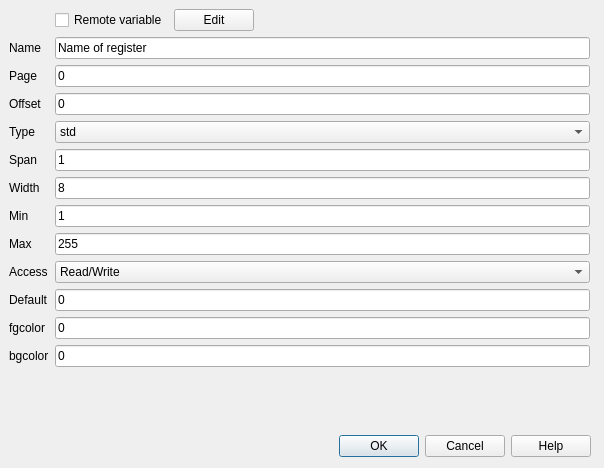
grodansparadis/vscp-works-qt, file src/cdlgmdfregister.ui: the form before one commit.
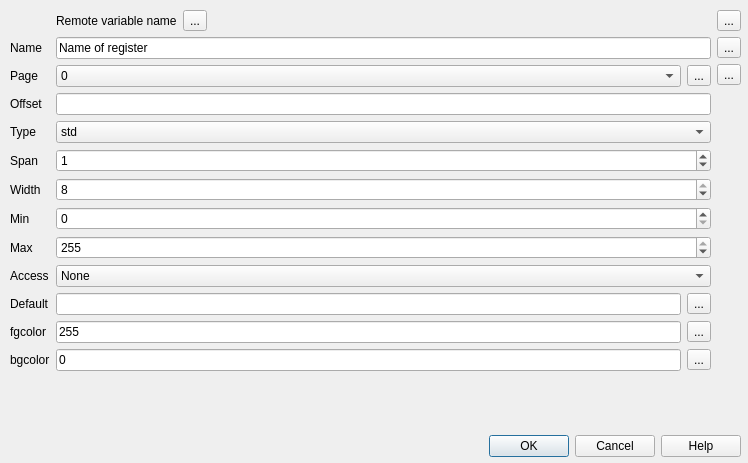
The form after the commit.

Diff of the .ui file:
```diff
--- a/src/cdlgmdfregister.ui
+++ b/src/cdlgmdfregister.ui
@@ -6,8 +6,8 @@
    <rect>
     <x>0</x>
     <y>0</y>
-    <width>604</width>
-    <height>468</height>
+    <width>748</width>
+    <height>463</height>
    </rect>
   </property>
   <property name="windowTitle">
@@ -18,7 +18,7 @@
     <rect>
      <x>10</x>
      <y>430</y>
-     <width>581</width>
+     <width>731</width>
      <height>32</height>
     </rect>
    </property>
@@ -35,26 +35,33 @@
   <widget class="QWidget" name="formLayoutWidget">
    <property name="geometry">
     <rect>
-     <x>9</x>
-     <y>9</y>
-     <width>581</width>
-     <height>411</height>
+     <x>10</x>
+     <y>10</y>
+     <width>731</width>
+     <height>421</height>
     </rect>
    </property>
-   <layout class="QFormLayout" name="formLayout">
+   <layout class="QHBoxLayout" name="horizontalLayout_2">
+    <item>
+     <layout class="QVBoxLayout" name="verticalLayout_4">
+      <property name="sizeConstraint">
+       <enum>QLayout::SetDefaultConstraint</enum>
+      </property>
+      <item>
+       <layout class="QFormLayout" name="formLayout_3">
     <item row="0" column="1">
-     <layout class="QHBoxLayout" name="horizontalLayout">
+         <layout class="QHBoxLayout" name="horizontalLayout_4">
       <item>
-       <widget class="QCheckBox" name="checkBox">
+           <widget class="QLabel" name="labelRemoteVariable">
         <property name="text">
-         <string>Remote variable</string>
+             <string>Remote variable name</string>
         </property>
        </widget>
       </item>
       <item>
-       <widget class="QPushButton" name="pushButton">
+           <widget class="QToolButton" name="toolButton_6">
         <property name="text">
-         <string>Edit</string>
+             <string>...</string>
         </property>
        </widget>
       </item>
@@ -74,56 +81,77 @@
      </layout>
     </item>
     <item row="1" column="0">
-     <widget class="QLabel" name="label_2">
+         <widget class="QLabel" name="label_25">
       <property name="text">
        <string>Name</string>
       </property>
      </widget>
     </item>
     <item row="1" column="1">
-     <widget class="QLineEdit" name="lineEdit">
+         <widget class="QLineEdit" name="editName">
+          <property name="toolTip">
+           <string>A descriptiv name for the register</string>
+          </property>
       <property name="text">
        <string>Name of register</string>
       </property>
      </widget>
     </item>
     <item row="2" column="0">
-     <widget class="QLabel" name="label_4">
+         <widget class="QLabel" name="label_26">
       <property name="text">
        <string>Page</string>
       </property>
      </widget>
     </item>
     <item row="2" column="1">
-     <widget class="QLineEdit" name="lineEdit_3">
+         <layout class="QHBoxLayout" name="horizontalLayout_7">
+          <item>
+           <widget class="QComboBox" name="comboPage">
+            <property name="toolTip">
+             <string>Page register is at</string>
+            </property>
+            <item>
       <property name="text">
        <string>0</string>
       </property>
-     </widget>
+            </item>
+           </widget>
+          </item>
+          <item>
+           <widget class="QToolButton" name="btnNewPage">
+            <property name="toolTip">
+             <string>Define new page</string>
+            </property>
+            <property name="text">
+             <string>...</string>
+            </property>
+           </widget>
+          </item>
+         </layout>
     </item>
     <item row="3" column="0">
-     <widget class="QLabel" name="label_5">
+         <widget class="QLabel" name="label_27">
       <property name="text">
        <string>Offset</string>
       </property>
      </widget>
     </item>
     <item row="3" column="1">
-     <widget class="QLineEdit" name="lineEdit_4">
-      <property name="text">
-       <string>0</string>
-      </property>
-     </widget>
+         <widget class="QLineEdit" name="editOffset"/>
     </item>
     <item row="4" column="0">
-     <widget class="QLabel" name="label">
+         <widget class="QLabel" name="label_28">
       <property name="text">
        <string>Type</string>
       </property>
      </widget>
     </item>
     <item row="4" column="1">
-     <widget class="QComboBox" name="comboBox">
+         <widget class="QComboBox" name="comboType">
+          <property name="toolTip">
+           <string>Type of register definition</string>
+          </property>
       <item>
        <property name="text">
         <string>std</string>
@@ -142,78 +170,84 @@
      </widget>
     </item>
     <item row="5" column="0">
-     <widget class="QLabel" name="label_7">
+         <widget class="QLabel" name="label_29">
       <property name="text">
        <string>Span</string>
       </property>
      </widget>
     </item>
     <item row="5" column="1">
-     <widget class="QLineEdit" name="lineEdit_6">
-      <property name="text">
-       <string>1</string>
+         <widget class="QSpinBox" name="spinSpan">
+          <property name="maximum">
+           <number>127</number>
+          </property>
+          <property name="value">
+           <number>1</number>
       </property>
      </widget>
     </item>
     <item row="6" column="0">
-     <widget class="QLabel" name="label_8">
+         <widget class="QLabel" name="label_30">
       <property name="text">
        <string>Width</string>
       </property>
      </widget>
     </item>
     <item row="6" column="1">
-     <widget class="QLineEdit" name="lineEdit_7">
-      <property name="text">
-       <string>8</string>
+         <widget class="QSpinBox" name="spinWidth">
+          <property name="minimum">
+           <number>1</number>
+          </property>
+          <property name="maximum">
+           <number>8</number>
+          </property>
+          <property name="value">
+           <number>8</number>
       </property>
      </widget>
     </item>
     <item row="7" column="0">
-     <widget class="QLabel" name="label_9">
+         <widget class="QLabel" name="label_31">
       <property name="text">
        <string>Min</string>
       </property>
      </widget>
     </item>
     <item row="7" column="1">
-     <widget class="QLineEdit" name="lineEdit_8">
-      <property name="text">
-       <string>1</string>
-      </property>
-     </widget>
+         <widget class="QSpinBox" name="spinMin"/>
     </item>
     <item row="8" column="0">
-     <widget class="QLabel" name="label_10">
+         <widget class="QLabel" name="label_32">
       <property name="text">
        <string>Max</string>
       </property>
      </widget>
     </item>
     <item row="8" column="1">
-     <widget class="QLineEdit" name="lineEdit_9">
-      <property name="text">
-       <string>255</string>
+         <widget class="QSpinBox" name="spinMax">
+          <property name="maximum">
+           <number>255</number>
+          </property>
+          <property name="value">
+           <number>255</number>
       </property>
      </widget>
     </item>
     <item row="9" column="0">
-     <widget class="QLabel" name="label_3">
+         <widget class="QLabel" name="label_33">
       <property name="text">
        <string>Access</string>
       </property>
      </widget>
     </item>
     <item row="9" column="1">
-     <widget class="QComboBox" name="comboBox_2">
-      <item>
-       <property name="text">
-        <string>Read/Write</string>
-       </property>
-      </item>
+         <widget class="QComboBox" name="comboAccess">
+          <property name="toolTip">
+           <string>Access right for register</string>
+          </property>
       <item>
        <property name="text">
-        <string>Read Only</string>
+            <string>None</string>
        </property>
       </item>
       <item>
@@ -224,46 +258,141 @@
      </widget>
     </item>
     <item row="10" column="0">
-     <widget class="QLabel" name="label_12">
+         <widget class="QLabel" name="label_34">
       <property name="text">
        <string>Default</string>
       </property>
      </widget>
     </item>
     <item row="10" column="1">
-     <widget class="QLineEdit" name="lineEdit_11">
+         <layout class="QHBoxLayout" name="horizontalLayout_8">
+          <item>
+           <widget class="QLineEdit" name="editDefault"/>
+          </item>
+          <item>
+           <widget class="QToolButton" name="btnSetUndef">
+            <property name="toolTip">
+             <string>Set &quot;no default&quot;</string>
+            </property>
       <property name="text">
-       <string>0</string>
-      </property>
-     </widget>
+             <string>...</string>
+            </property>
+           </widget>
+          </item>
+         </layout>
     </item>
     <item row="11" column="0">
-     <widget class="QLabel" name="label_13">
+         <widget class="QLabel" name="label_35">
       <property name="text">
        <string>fgcolor</string>
       </property>
      </widget>
     </item>
     <item row="11" column="1">
-     <widget class="QLineEdit" name="lineEdit_12">
+         <layout class="QHBoxLayout" name="horizontalLayout_5">
+          <item>
+           <widget class="QLineEdit" name="editFgColor">
+            <property name="toolTip">
+             <string>Maximum valid register value</string>
+            </property>
       <property name="text">
-       <string>0</string>
-      </property>
-     </widget>
+             <string>255</string>
+            </property>
+           </widget>
+          </item>
+          <item>
+           <widget class="QToolButton" name="btnSetFgColor">
+            <property name="toolTip">
+             <string>Open colordialog</string>
+            </property>
+            <property name="text">
+             <string>...</string>
+            </property>
+           </widget>
+          </item>
+         </layout>
     </item>
     <item row="12" column="0">
-     <widget class="QLabel" name="label_11">
+         <widget class="QLabel" name="label_36">
       <property name="text">
        <string>bgcolor</string>
       </property>
      </widget>
     </item>
     <item row="12" column="1">
-     <widget class="QLineEdit" name="lineEdit_10">
+         <layout class="QHBoxLayout" name="horizontalLayout_6">
+          <item>
+           <widget class="QLineEdit" name="editBgColor">
+            <property name="toolTip">
+             <string>Recommended background color code for rendering softare</string>
+            </property>
       <property name="text">
        <string>0</string>
       </property>
      </widget>
+          </item>
+          <item>
+           <widget class="QToolButton" name="btnSetBgColor">
+            <property name="toolTip">
+             <string>Open color dialog</string>
+            </property>
+            <property name="text">
+             <string>...</string>
+            </property>
+           </widget>
+          </item>
+         </layout>
+        </item>
+       </layout>
+      </item>
+     </layout>
+    </item>
+    <item>
+     <layout class="QVBoxLayout" name="verticalLayout_5">
+      <item>
+       <widget class="QToolButton" name="btnBits">
+        <property name="toolTip">
+         <string>Register bit definitions</string>
+        </property>
+        <property name="text">
+         <string>...</string>
+        </property>
+       </widget>
+      </item>
+      <item>
+       <widget class="QToolButton" name="btnValues">
+        <property name="toolTip">
+         <string>Register values</string>
+        </property>
+        <property name="text">
+         <string>...</string>
+        </property>
+       </widget>
+      </item>
+      <item>
+       <widget class="QToolButton" name="btnDescription">
+        <property name="toolTip">
+         <string>Register descriptions</string>
+        </property>
+        <property name="text">
+         <string>...</string>
+        </property>
+       </widget>
+      </item>
+      <item>
+       <spacer name="verticalSpacer">
+        <property name="orientation">
+         <enum>Qt::Vertical</enum>
+        </property>
+        <property name="sizeHint" stdset="0">
+         <size>
+          <width>20</width>
+          <height>40</height>
+         </size>
+        </property>
+       </spacer>
+      </item>
+     </layout>
     </item>
    </layout>
   </widget>
```
Left out of the diff: 53 changed lines with no effect on the pictures. Lines whose indentation alone changed are shown as unchanged.
